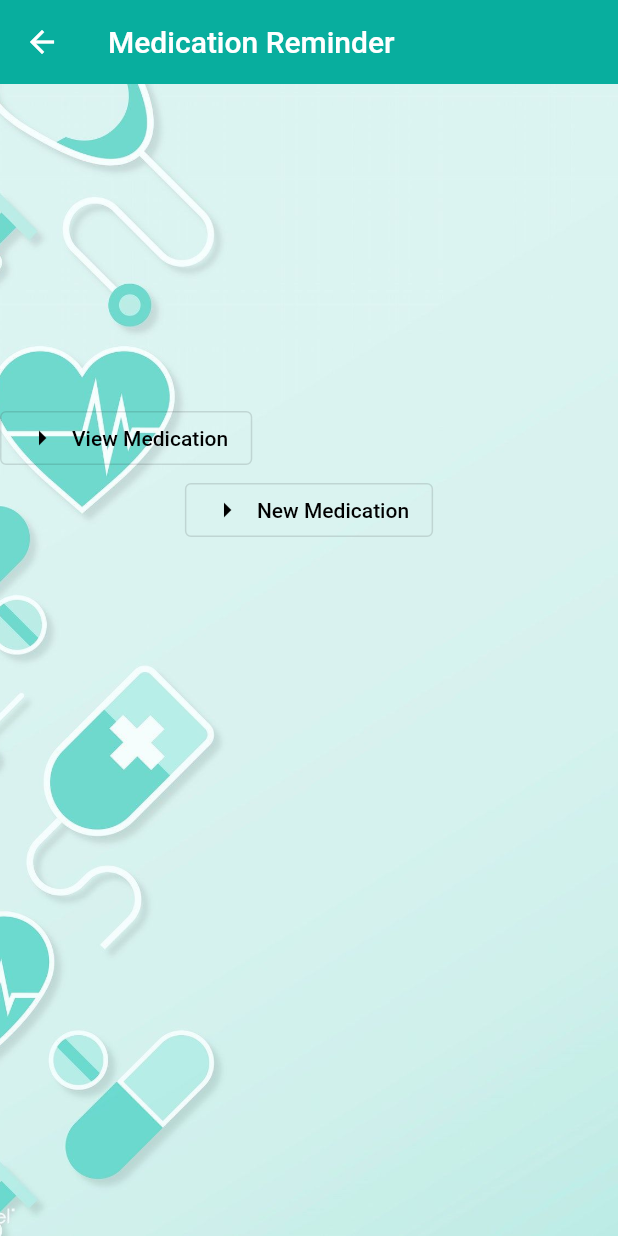
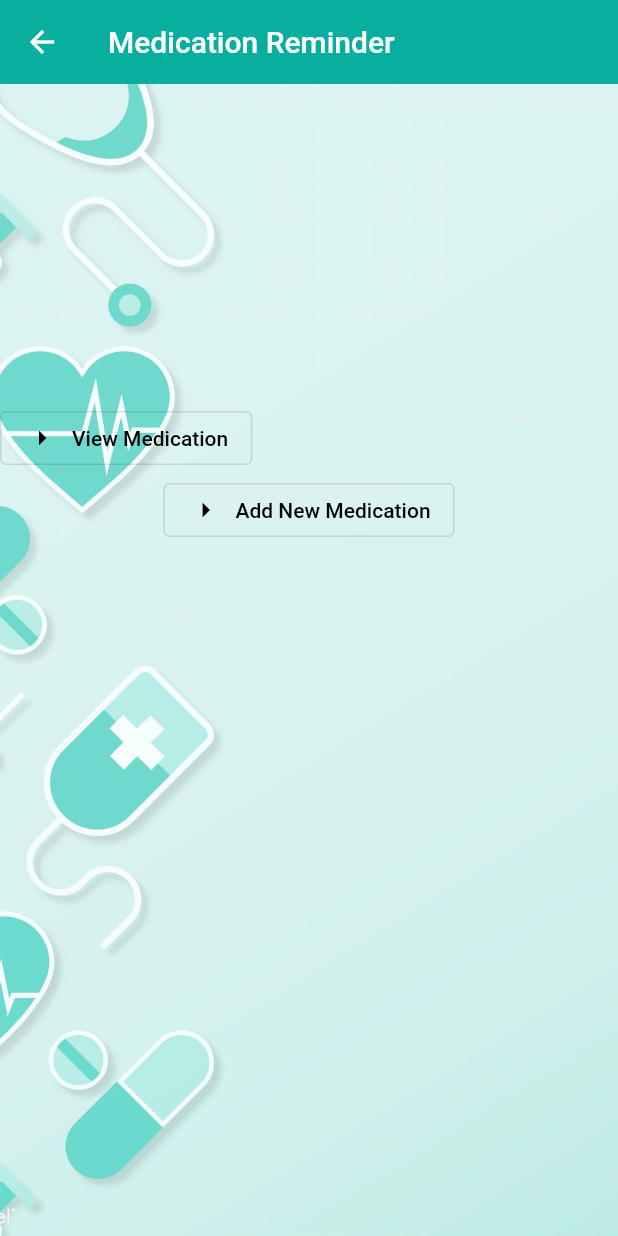
Before and after one commit to walkersss/cu-cancer3, a Flutter app: the screen it shows once a user with an empty profile is signed in, after a tap on "Medication", on a phone screen of 412 x 824 dp. Run offline on Flutter 3.47's test engine with Material 2 defaults, Android fonts, the phone set to English and light mode, and no system bars; our stand-ins replace cloud_firestore, datetime_picker_formfield, firebase_auth, flutter_form_builder, flutter_spinkit, percent_indicator; accounts and stored records are empty.

Commit message:
tambah itu ini itu ini

```diff
--- a/lib/main.dart
+++ b/lib/main.dart
@@ -9,6 +9,8 @@ import 'package:cu_cancer/pages/appointment/appointmentHome.dart';
 import 'package:cu_cancer/pages/pain/painHome.dart';
 import 'package:cu_cancer/pages/log_report.dart';
 import 'package:cu_cancer/pages/pain/painAdd.dart';
+import 'package:cu_cancer/pages/medication/addmedication.dart';
+import 'package:cu_cancer/pages/medication/viewmedication.dart';
 //import 'package:flutter_local_notifications/flutter_local_notifications.dart';
 //import 'package:flutter_local_notifications_extended/flutter_local_notifications_extended.dart';
 import 'package:provider/provider.dart';
@@ -35,6 +37,8 @@ class MyApp extends StatelessWidget {
           '/painHome': (context) => Pain(),
           '/logReport': (context) => LogReport(),
           '/painAdd': (context) => PainAdd(),
+          '/addmedication': (context) => AddMedication(),
+          '/viewmedication': (context) => ViewMedication(),
         },
         localizationsDelegates: [
           FormBuilderLocalizations.delegate,
--- a/lib/pages/medication/medicationHome.dart
+++ b/lib/pages/medication/medicationHome.dart
@@ -1,4 +1,6 @@
 import 'package:flutter/material.dart';
+import 'package:cu_cancer/pages/medication/addmedication.dart';
+import 'package:cu_cancer/pages/medication/viewmedication.dart';
 
 class Medication extends StatefulWidget {
   @override
@@ -36,7 +38,7 @@ class _MedicationState extends State<Medication> {
                           children: <Widget>[
                             OutlinedButton.icon(
                               onPressed: () {
-                                print('pressed');
+                                Navigator.pushNamed(context, '/viewmedication');
                               },
                               label: Text(
                                 'View Medication',
@@ -68,10 +70,10 @@ class _MedicationState extends State<Medication> {
                           children: <Widget>[
                             OutlinedButton.icon(
                               onPressed: () {
-                                print('pressed');
+                                Navigator.pushNamed(context, '/addmedication');
                               },
                               label: Text(
-                                'New Medication',
+                                'Add New Medication',
                                 textAlign: TextAlign.end,
                               ),
                               icon: Icon(Icons.arrow_right),
--- a/pubspec.yaml
+++ b/pubspec.yaml
@@ -36,6 +36,8 @@ dependencies:
   cloud_firestore: ^0.13.7
   provider: ^4.3.2
   percent_indicator: "^2.1.5"
+  datetime_picker_formfield: ^1.0.0
+  intl: ^0.16.1
 
 dev_dependencies:
   flutter_test:
```
Also changed, not shown: 1 other file.
